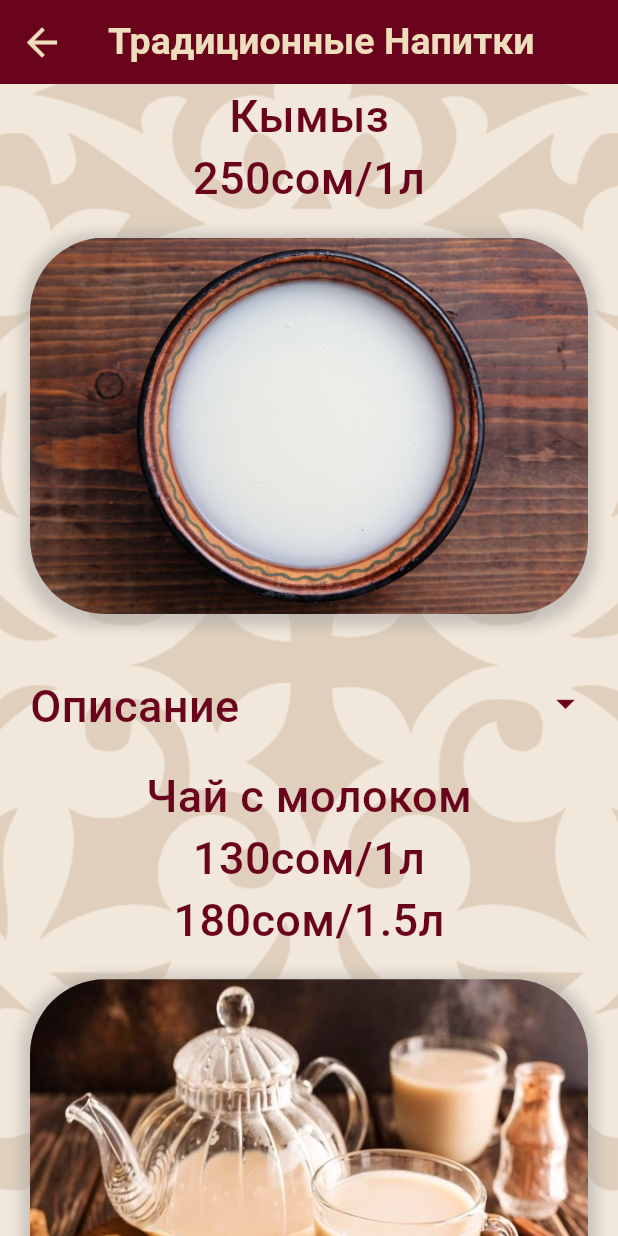
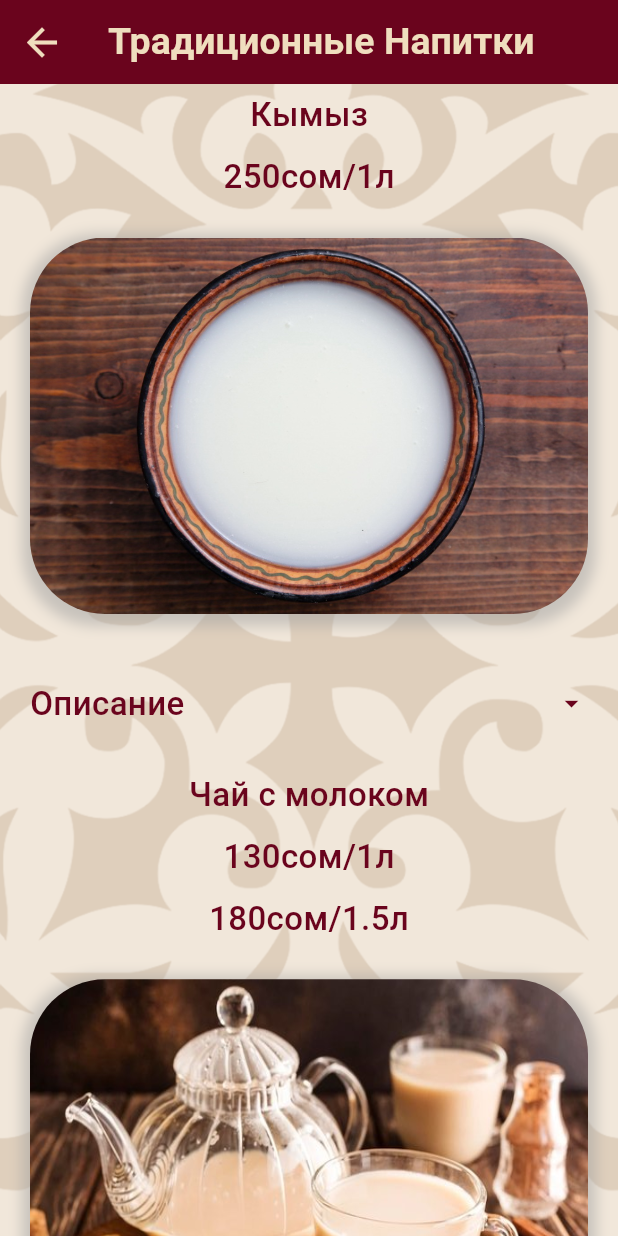
Before and after one commit to SulaBaru4/qattama_web_app_new, a Flutter app: the TraditionalDrinksPage screen opened directly, on a phone screen of 412 x 824 dp. Run offline on Flutter 3.47's test engine with Material 3 defaults, Android fonts, the phone set to English and light mode, and no system bars; our stand-ins replace firebase_core, smooth_page_indicator; accounts and stored records are empty; generated files the repository leaves out were written again.

Commit message:
New version: ended

```diff
--- a/lib/pages/traditional_drinks.dart
+++ b/lib/pages/traditional_drinks.dart
@@ -120,7 +120,7 @@ class _PositionsPageState extends State<PositionsPage> {
                   style: const TextStyle(
                     color: Color(0xFF6A041D),
                     fontWeight: FontWeight.w500,
-                    fontSize: 30,
+                    fontSize: 22,
                   ),
                 ),
               ),
@@ -134,7 +134,7 @@ class _PositionsPageState extends State<PositionsPage> {
                   style: const TextStyle(
                     color: Color(0xFF6A041D),
                     fontWeight: FontWeight.w500,
-                    fontSize: 30,
+                    fontSize: 22,
                   ),
                 ),
               ),
@@ -176,13 +176,13 @@ class _PositionsPageState extends State<PositionsPage> {
                       style: const TextStyle(
                         color: Color(0xFF6A041D),
                         fontWeight: FontWeight.w500,
-                        fontSize: 30,
+                        fontSize: 22,
                       ),
                     ),
                     const Icon(
                       Icons.arrow_drop_down_sharp,
                       color: Color(0xFF6A041D),
-                      size: 30,
+                      size: 22,
                     ),
                   ],
                 ),
@@ -198,7 +198,7 @@ class _PositionsPageState extends State<PositionsPage> {
                   style: const TextStyle(
                     color: Color(0xFF6A041D),
                     fontWeight: FontWeight.w500,
-                    fontSize: 30,
+                    fontSize: 22,
                   ),
                 ),
               ),
@@ -212,7 +212,7 @@ class _PositionsPageState extends State<PositionsPage> {
                   style: const TextStyle(
                     color: Color(0xFF6A041D),
                     fontWeight: FontWeight.w500,
-                    fontSize: 30,
+                    fontSize: 22,
                   ),
                 ),
               ),
@@ -226,7 +226,7 @@ class _PositionsPageState extends State<PositionsPage> {
                   style: const TextStyle(
                     color: Color(0xFF6A041D),
                     fontWeight: FontWeight.w500,
-                    fontSize: 30,
+                    fontSize: 22,
                   ),
                 ),
               ),
@@ -268,13 +268,13 @@ class _PositionsPageState extends State<PositionsPage> {
                       style: const TextStyle(
                         color: Color(0xFF6A041D),
                         fontWeight: FontWeight.w500,
-                        fontSize: 30,
+                        fontSize: 22,
                       ),
                     ),
                     const Icon(
                       Icons.arrow_drop_down_sharp,
                       color: Color(0xFF6A041D),
-                      size: 30,
+                      size: 22,
                     ),
                   ],
                 ),
@@ -290,7 +290,7 @@ class _PositionsPageState extends State<PositionsPage> {
                   style: const TextStyle(
                     color: Color(0xFF6A041D),
                     fontWeight: FontWeight.w500,
-                    fontSize: 30,
+                    fontSize: 22,
                   ),
                 ),
               ),
@@ -304,7 +304,7 @@ class _PositionsPageState extends State<PositionsPage> {
                   style: const TextStyle(
                     color: Color(0xFF6A041D),
                     fontWeight: FontWeight.w500,
-                    fontSize: 30,
+                    fontSize: 22,
                   ),
                 ),
               ),
@@ -318,7 +318,7 @@ class _PositionsPageState extends State<PositionsPage> {
                   style: const TextStyle(
                     color: Color(0xFF6A041D),
                     fontWeight: FontWeight.w500,
-                    fontSize: 30,
+                    fontSize: 22,
                   ),
                 ),
               ),
@@ -360,13 +360,13 @@ class _PositionsPageState extends State<PositionsPage> {
                       style: const TextStyle(
                         color: Color(0xFF6A041D),
                         fontWeight: FontWeight.w500,
-                        fontSize: 30,
+                        fontSize: 22,
                       ),
                     ),
                     const Icon(
                       Icons.arrow_drop_down_sharp,
                       color: Color(0xFF6A041D),
-                      size: 30,
+                      size: 22,
                     ),
                   ],
                 ),
@@ -382,7 +382,7 @@ class _PositionsPageState extends State<PositionsPage> {
                   style: const TextStyle(
                     color: Color(0xFF6A041D),
                     fontWeight: FontWeight.w500,
-                    fontSize: 30,
+                    fontSize: 22,
                   ),
                 ),
               ),
@@ -396,7 +396,7 @@ class _PositionsPageState extends State<PositionsPage> {
                   style: const TextStyle(
                     color: Color(0xFF6A041D),
                     fontWeight: FontWeight.w500,
-                    fontSize: 30,
+                    fontSize: 22,
                   ),
                 ),
               ),
@@ -410,7 +410,7 @@ class _PositionsPageState extends State<PositionsPage> {
                   style: const TextStyle(
                     color: Color(0xFF6A041D),
                     fontWeight: FontWeight.w500,
-                    fontSize: 30,
+                    fontSize: 22,
                   ),
                 ),
               ),
@@ -452,13 +452,13 @@ class _PositionsPageState extends State<PositionsPage> {
                       style: const TextStyle(
                         color: Color(0xFF6A041D),
                         fontWeight: FontWeight.w500,
-                        fontSize: 30,
+                        fontSize: 22,
                       ),
                     ),
                     const Icon(
                       Icons.arrow_drop_down_sharp,
                       color: Color(0xFF6A041D),
-                      size: 30,
+                      size: 22,
                     ),
                   ],
                 ),
--- a/lib/widgets/locale_switcher_widgets.dart
+++ b/lib/widgets/locale_switcher_widgets.dart
@@ -13,7 +13,6 @@ class LocaleSwitcherWidgets extends StatelessWidget {
     return Container(
       child: DropdownButtonHideUnderline(
             child: DropdownButton(
-              value: locale,
               icon: const Icon(Icons.language, color: Color(0xFFEFDEBE),size: 32,),
               dropdownColor: const Color(0xFF6A041D),
               items: AppLocalizations.supportedLocales.map(
```
Also changed, not shown: lib/main.dart (+3 -8 lines), lib/pages/dishes.dart (+12 -12 lines), lib/pages/milk_positions.dart (+17 -17 lines), package.json (added, +15 -0 lines), 9 other files.
